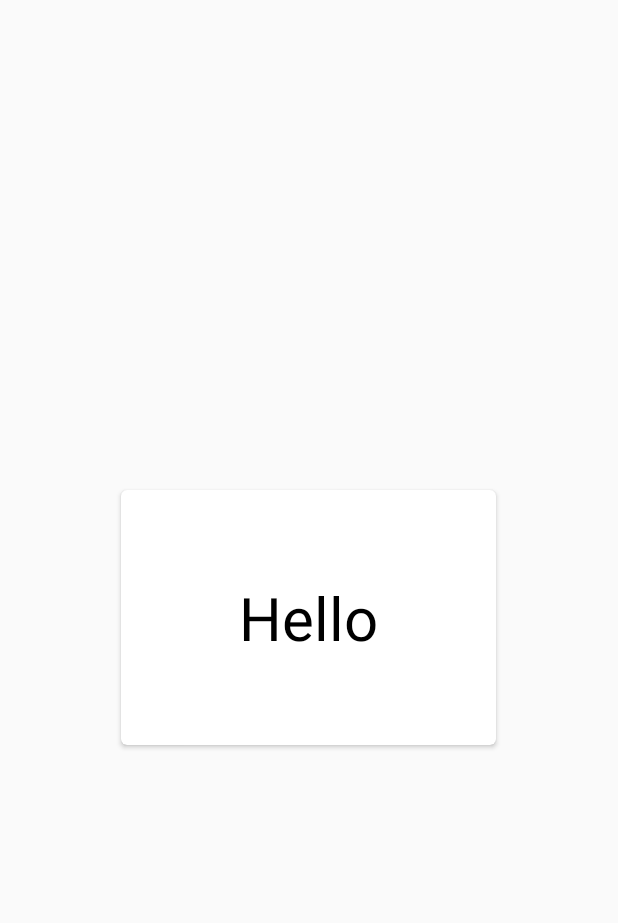
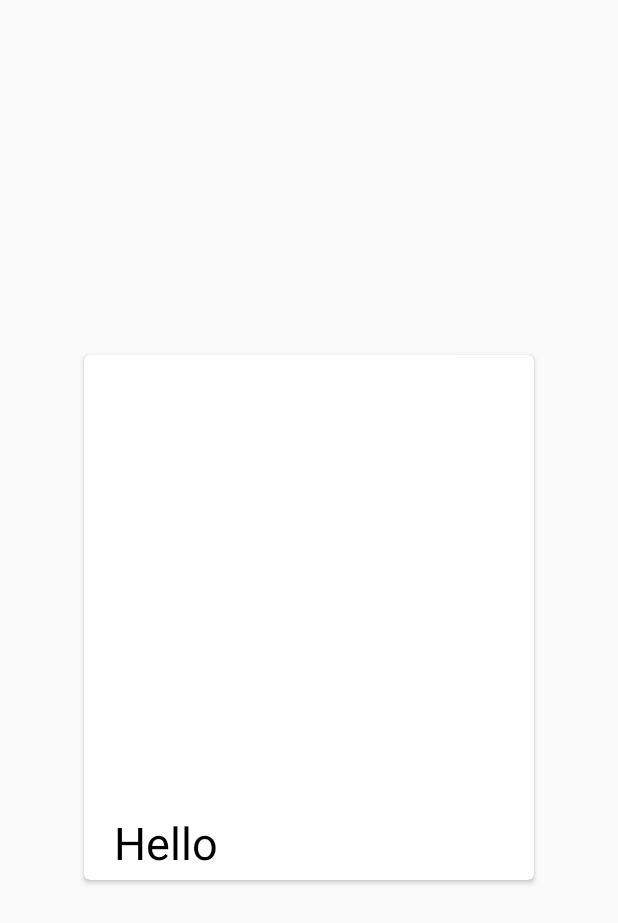
Before and after one commit to Drewsovsky/Cuddle, an Android app: the layout item.xml on its own in the app's theme, with its tools: preview values and no code run, on a phone screen of 412 x 824 dp. Shown: the top 923 px of the screen. Run offline under Robolectric (Android 15) with nearby library versions, the phone set to English and light mode, and no system bars.

```diff
--- a/app/build.gradle
+++ b/app/build.gradle
@@ -27,11 +27,13 @@ dependencies {
     implementation 'com.lorentzos.swipecards:library:1.0.9'
 
     implementation 'androidx.cardview:cardview:1.0.0'
+    implementation 'com.github.bumptech.glide:glide:4.11.0'
+    annotationProcessor 'com.github.bumptech.glide:compiler:4.11.0'
 
     implementation 'com.google.firebase:firebase-analytics:17.2.2'
     implementation 'com.google.firebase:firebase-database:19.2.0'
     implementation 'com.google.firebase:firebase-auth:19.2.0'
-
+    implementation 'com.google.firebase:firebase-storage:19.1.0'
 
     testImplementation 'junit:junit:4.12'
     androidTestImplementation 'androidx.test.ext:junit:1.1.0'
--- a/app/src/main/res/layout/item.xml
+++ b/app/src/main/res/layout/item.xml
@@ -20,26 +20,29 @@
         android:elevation="2dp"
         app:cardCornerRadius="4dp">
 
-        <FrameLayout
-            android:layout_width="250dp"
-            android:layout_height="170dp"
-            android:layout_gravity="center">
+        <LinearLayout
+            android:layout_width="300dp"
+            android:layout_height="350dp"
+            android:layout_gravity="center"
+            android:orientation="vertical">
 
             <ImageView
                 android:id="@+id/imageView"
                 android:layout_width="match_parent"
-                android:layout_height="match_parent" />
+                android:layout_height="300dp"
+                android:scaleType="centerCrop" />
 
             <TextView
                 android:id="@+id/nameTextView"
                 android:layout_width="match_parent"
                 android:layout_height="match_parent"
-                android:gravity="center"
+                android:gravity="center|left"
+                android:paddingLeft="20sp"
                 android:textColor="@android:color/black"
-                android:textSize="40sp"
+                android:textSize="30sp"
                 tools:text="Hello" />
 
-        </FrameLayout>
+        </LinearLayout>
 
     </androidx.cardview.widget.CardView>
 
```
Also changed, not shown: app/src/main/AndroidManifest.xml (+4 -3 lines), app/src/main/java/com/example/cuddle/Card.java (+12 -1 lines), app/src/main/java/com/example/cuddle/MainActivity.java (+11 -2 lines), app/src/main/java/com/example/cuddle/RegistrationActivity.java (+11 -3 lines), app/src/main/java/com/example/cuddle/arrayAdapter.java (+13 -4 lines), app/src/main/res/layout/activity_main.xml (+25 -8 lines), 2 other files.
